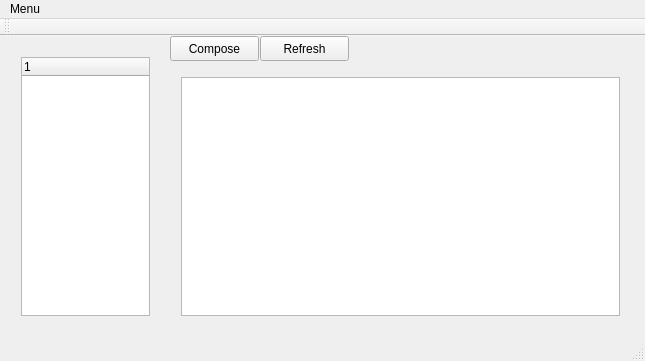
The window that mainwindow.ui (TilgalisToms/TMail) describes before a commit, drawn with Qt 5.
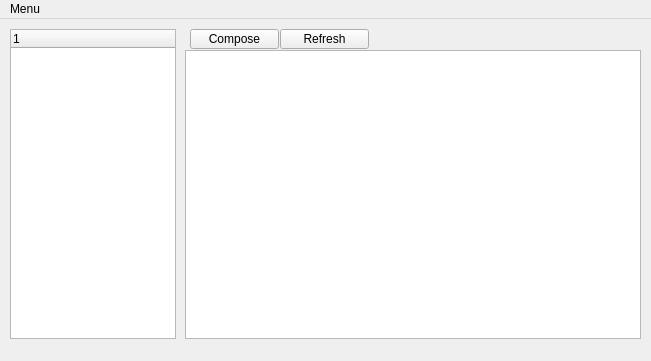
The same window after the commit.

Diff of the .ui file:
```diff
--- a/mainwindow.ui
+++ b/mainwindow.ui
@@ -6,24 +6,68 @@
    <rect>
     <x>0</x>
     <y>0</y>
-    <width>645</width>
+    <width>651</width>
     <height>361</height>
    </rect>
   </property>
+  <property name="minimumSize">
+   <size>
+    <width>651</width>
+    <height>361</height>
+   </size>
+  </property>
   <property name="windowTitle">
    <string>MainWindow</string>
   </property>
   <widget class="QWidget" name="centralWidget">
+   <widget class="QPushButton" name="pushButton">
+    <property name="geometry">
+     <rect>
+      <x>190</x>
+      <y>10</y>
+      <width>89</width>
+      <height>20</height>
+     </rect>
+    </property>
+    <property name="text">
+     <string>Compose</string>
+    </property>
+   </widget>
+   <widget class="QPushButton" name="pushButton_2">
+    <property name="geometry">
+     <rect>
+      <x>280</x>
+      <y>10</y>
+      <width>89</width>
+      <height>20</height>
+     </rect>
+    </property>
+    <property name="text">
+     <string>Refresh</string>
+    </property>
+   </widget>
    <widget class="QWidget" name="horizontalLayoutWidget">
     <property name="geometry">
      <rect>
-      <x>10</x>
+      <x>0</x>
       <y>10</y>
-      <width>151</width>
-      <height>281</height>
+      <width>181</width>
+      <height>321</height>
      </rect>
     </property>
     <layout class="QHBoxLayout" name="horizontalLayout">
+     <property name="spacing">
+      <number>0</number>
+     </property>
+     <property name="leftMargin">
+      <number>10</number>
+     </property>
+     <property name="topMargin">
+      <number>0</number>
+     </property>
+     <property name="rightMargin">
+      <number>5</number>
+     </property>
      <item>
       <widget class="QTreeWidget" name="treeWidget">
        <column>
@@ -38,51 +82,34 @@
    <widget class="QWidget" name="horizontalLayoutWidget_2">
     <property name="geometry">
      <rect>
-      <x>170</x>
+      <x>180</x>
       <y>30</y>
-      <width>461</width>
-      <height>261</height>
+      <width>471</width>
+      <height>301</height>
      </rect>
     </property>
     <layout class="QHBoxLayout" name="horizontalLayout_2">
+     <property name="leftMargin">
+      <number>5</number>
+     </property>
+     <property name="topMargin">
+      <number>1</number>
+     </property>
+     <property name="rightMargin">
+      <number>10</number>
+     </property>
      <item>
       <widget class="QListWidget" name="listWidget"/>
      </item>
     </layout>
    </widget>
-   <widget class="QPushButton" name="pushButton">
-    <property name="geometry">
-     <rect>
-      <x>170</x>
-      <y>0</y>
-      <width>89</width>
-      <height>25</height>
-     </rect>
-    </property>
-    <property name="text">
-     <string>Compose</string>
-    </property>
-   </widget>
-   <widget class="QPushButton" name="pushButton_2">
-    <property name="geometry">
-     <rect>
-      <x>260</x>
-      <y>0</y>
-      <width>89</width>
-      <height>25</height>
-     </rect>
-    </property>
-    <property name="text">
-     <string>Refresh</string>
-    </property>
-   </widget>
   </widget>
   <widget class="QMenuBar" name="menuBar">
    <property name="geometry">
     <rect>
      <x>0</x>
      <y>0</y>
-     <width>645</width>
+     <width>651</width>
      <height>22</height>
     </rect>
    </property>
@@ -96,15 +123,6 @@
    </widget>
    <addaction name="menuTMail"/>
   </widget>
-  <widget class="QToolBar" name="mainToolBar">
-   <attribute name="toolBarArea">
-    <enum>TopToolBarArea</enum>
-   </attribute>
-   <attribute name="toolBarBreak">
-    <bool>false</bool>
-   </attribute>
-  </widget>
-  <widget class="QStatusBar" name="statusBar"/>
   <action name="actionNew_account">
    <property name="text">
     <string>Accounts</string>
```
